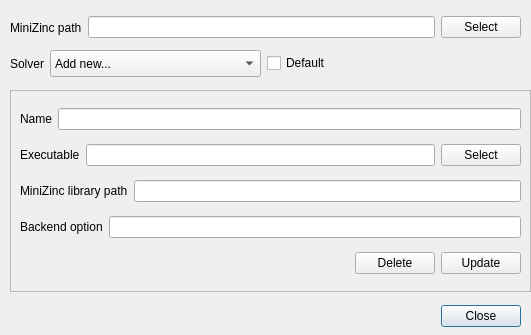
The window that MiniZincIDE/solverdialog.ui (MiniZinc/MiniZincIDE) describes before a commit, drawn with Qt 5.
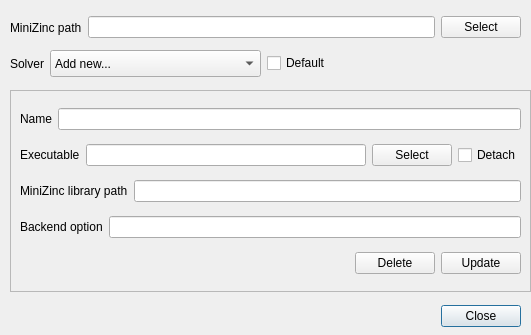
The same window after the commit.

Commit message: Add option to detach solver. Useful for tools like Gist that will run in the background.

Patch:
```diff
--- a/MiniZincIDE/solverdialog.ui
+++ b/MiniZincIDE/solverdialog.ui
@@ -97,6 +97,13 @@
         </property>
        </widget>
       </item>
+      <item>
+       <widget class="QCheckBox" name="detach">
+        <property name="text">
+         <string>Detach</string>
+        </property>
+       </widget>
+      </item>
      </layout>
     </item>
     <item>
```
The commit also changes 5 other files.
